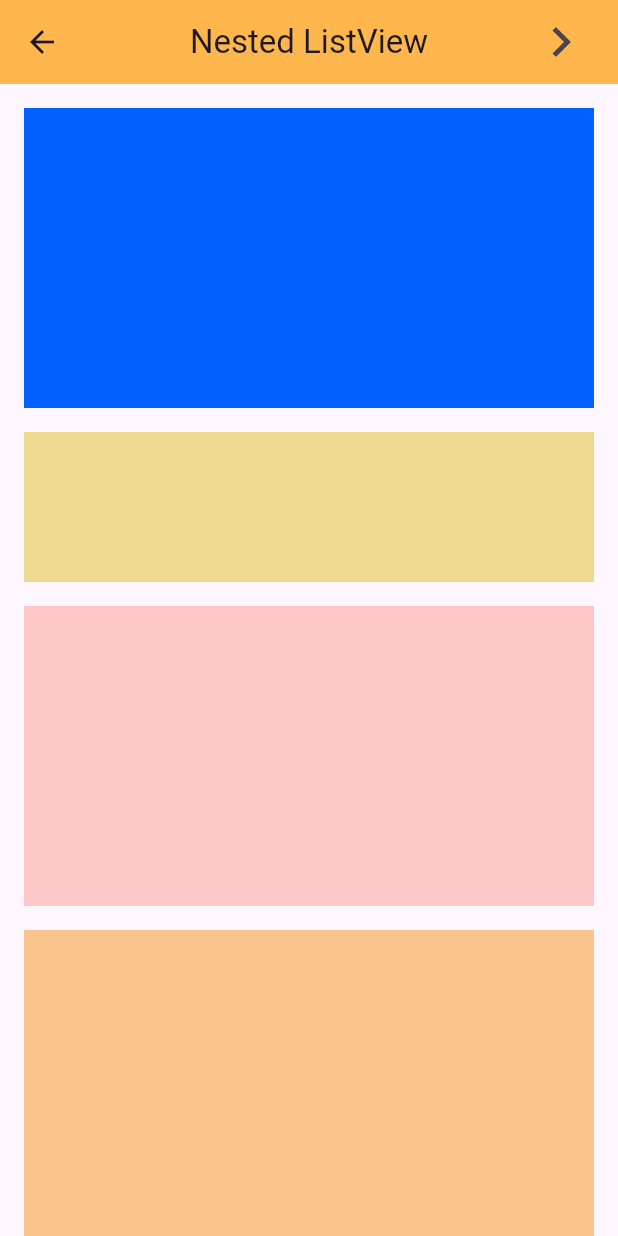
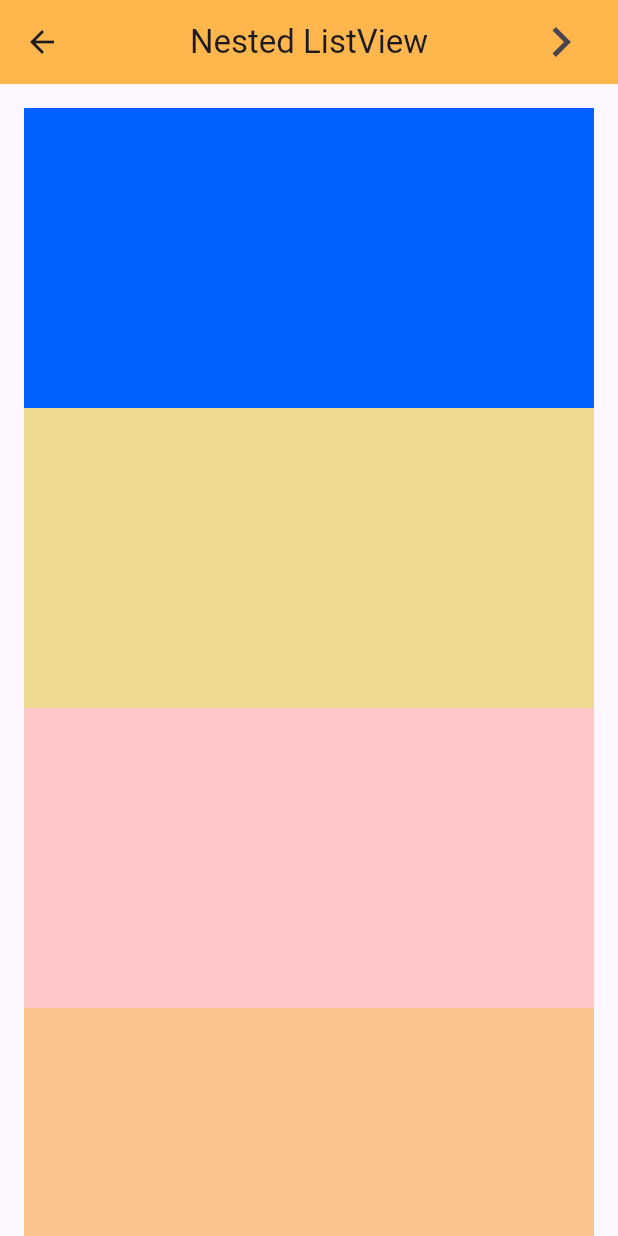
Before and after one commit to Ratndeep1999/scrollable_widgets, a Flutter app: the NestedListview screen opened directly, on a phone screen of 412 x 824 dp. Run offline on Flutter 3.47's test engine with Material 3 defaults, Android fonts, the phone set to English and light mode, and no system bars.

Commit message:
item spacing remove and item extend add

```diff
--- a/lib/nested_listview.dart
+++ b/lib/nested_listview.dart
@@ -20,26 +20,18 @@
       ),
       body: SafeArea(
         child: ListView(
+          itemExtent: 200,
           padding: EdgeInsets.all(16.0),
           children: [
             _buildContainer(200, Color(0xFF0061ff)),
-            SizedBox(height: 16.0,),
             _buildContainer(100, Color(0xFFeed991)),
-            SizedBox(height: 16.0,),
             _buildContainer(200, Color(0xFFffc8c8)),
-            SizedBox(height: 16.0,),
             _buildContainer(300, Color(0xFFf9c58d)),
-            SizedBox(height: 16.0,),
             _buildContainer(350, Color(0xFFb5c6e0)),
-            SizedBox(height: 16.0,),
             _buildContainer(280, Color(0xFFbc1b68)),
-            SizedBox(height: 16.0,),
             _buildContainer(150, Color(0xFF0061ff)),
-            SizedBox(height: 16.0,),
             _buildContainer(200, Color(0xFF5cb270)),
-            SizedBox(height: 16.0,),
             _buildContainer(250, Color(0xFF34073d)),
-            SizedBox(height: 16.0,),
             _buildContainer(300, Color(0xFFffed00)),
           ],
         ),
```
